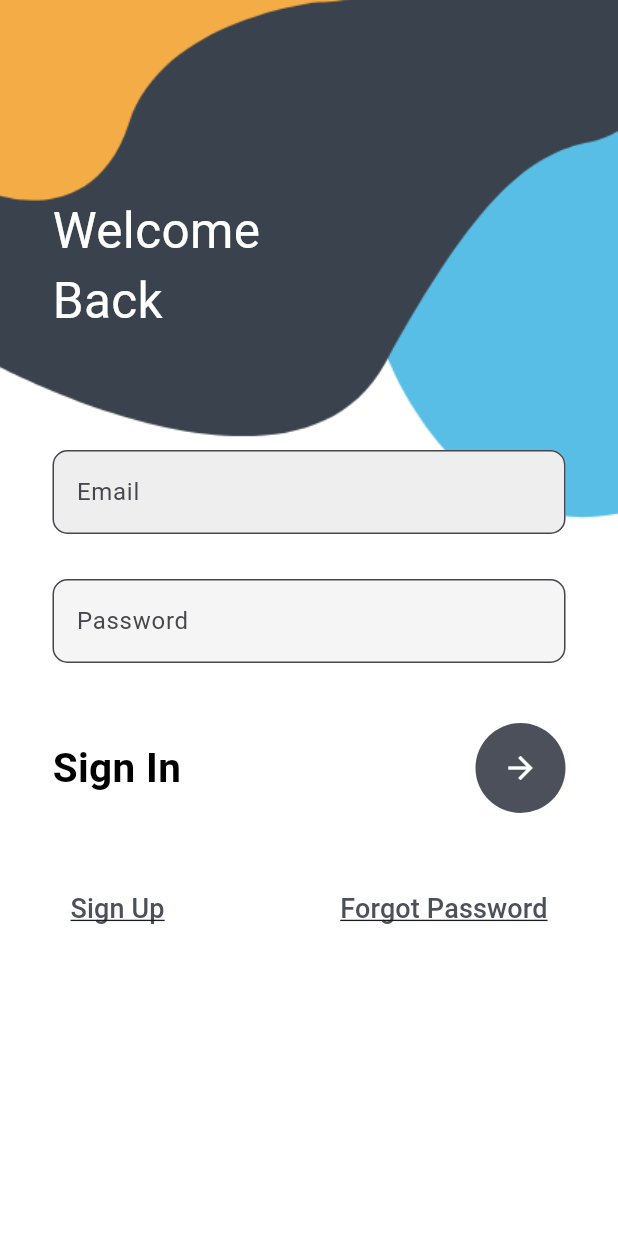
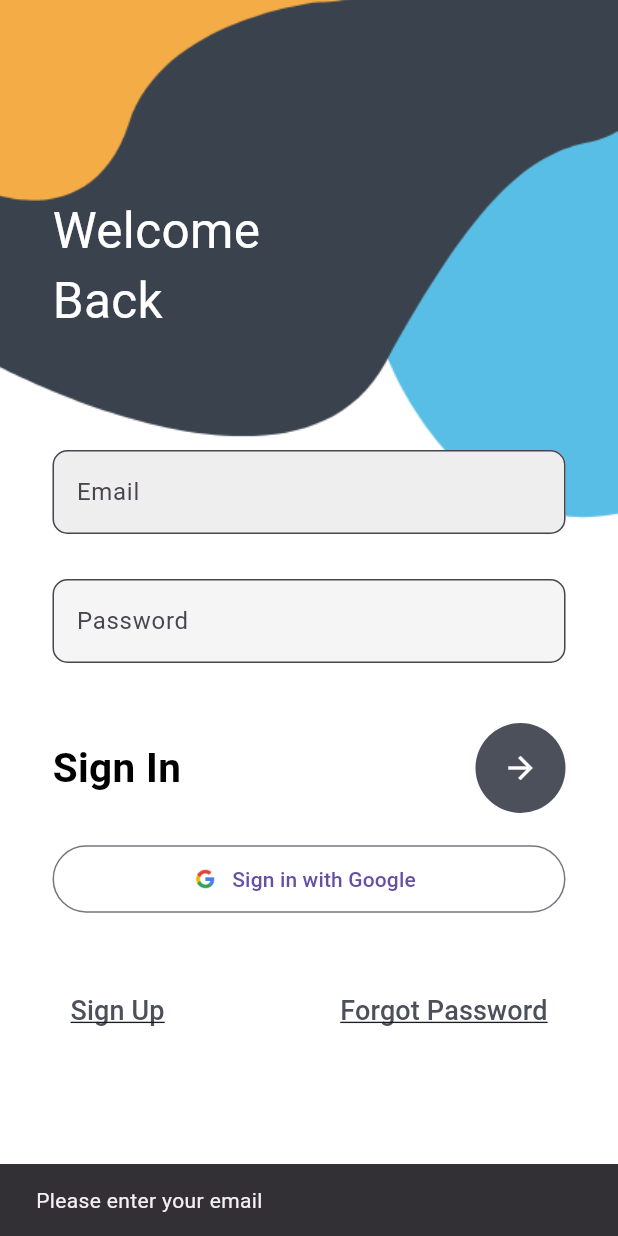
Before and after one commit to UtkristaPokharel/Login_signup, a Flutter app: the screen it shows after launch, after a tap on the "arrow forward" icon, on a phone screen of 412 x 824 dp. Run offline on Flutter 3.47's test engine with Material 3 defaults, Android fonts, the phone set to English and light mode, and no system bars.

Commit message:
added google sign in

```diff
--- a/lib/login.dart
+++ b/lib/login.dart
@@ -8,6 +8,17 @@ class MyLogin extends StatefulWidget {
 }
 
 class _MyLoginState extends State<MyLogin> {
+  final _formKey = GlobalKey<FormState>();
+
+  final TextEditingController _emailcontroller = TextEditingController();
+  final TextEditingController _passwordController = TextEditingController();
+  @override
+  void dispose() {
+    _emailcontroller.dispose();
+    _passwordController.dispose();
+    super.dispose();
+  }
+
   @override
   Widget build(BuildContext context) {
     return Container(
@@ -30,15 +41,17 @@ class _MyLoginState extends State<MyLogin> {
             ),
             SingleChildScrollView(
               child: Center(
-
                 child: Column(
                   children: [
                     SizedBox(height: 300),
-                    Container(
+                    Form(
+                      key: _formKey,
+                      child: Container(
                         margin: EdgeInsets.only(left: 35, right: 35),
                         child: Column(
                           children: [
-                          TextField(
+                            TextFormField(
+                              controller: _emailcontroller,
                               decoration: InputDecoration(
                                 fillColor: Colors.grey.shade200,
                                 filled: true,
@@ -49,7 +62,8 @@ class _MyLoginState extends State<MyLogin> {
                               ),
                             ),
                             SizedBox(height: 30),
-                          TextField(
+                            TextFormField(
+                              controller: _passwordController,
                               obscureText: true,
                               decoration: InputDecoration(
                                 fillColor: Colors.grey.shade100,
@@ -77,11 +91,60 @@ class _MyLoginState extends State<MyLogin> {
                                   backgroundColor: Color(0xff4c505b),
                                   child: IconButton(
                                     color: Colors.white,
-                                  onPressed: () {},
+                                    onPressed: () {
+                                      final email = _emailcontroller.text
+                                          .trim();
+                                      final pass = _passwordController.text
+                                          .trim();
+
+                                      String? message;
+                                      if (email.isEmpty) {
+                                        message = 'Please enter your email';
+                                      } else if (!RegExp(
+                                        r'^[^@]+@[^@]+\.[^@]+',
+                                      ).hasMatch(email)) {
+                                        message =
+                                            'Please enter a valid email address';
+                                      } else if (pass.isEmpty) {
+                                        message = 'Please enter your password';
+                                      } else if (pass.length < 6) {
+                                        message =
+                                            'Password must be at least 6 characters long';
+                                      }
+
+                                      if (message != null) {
+                                        ScaffoldMessenger.of(
+                                          context,
+                                        ).showSnackBar(
+                                          SnackBar(content: Text(message)),
+                                        );
+                                        return;
+                                      }
+
+                                      Navigator.pushNamed(context, 'home');
+                                    },
                                     icon: Icon(Icons.arrow_forward),
                                   ),
                                 ),
                               ],
+                            ),
+                            SizedBox(height: 20),
+                              SizedBox(
+                                width: double.infinity,
+                                child: OutlinedButton.icon(
+                                  icon: Image.asset(
+                                    'assets/google_logo.png',
+                                    width: 20,
+                                    height: 45,
+                                    errorBuilder: (c, e, s) => Icon(Icons.login, size: 20),
+                                  ),
+                                  label: Text('Sign in with Google'),
+                                  onPressed: () {
+                                    ScaffoldMessenger.of(context).showSnackBar(
+                                      const SnackBar(content: Text('Google Sign-In in progress')),
+                                    );
+                                  },
+                                ),
                               ),
                             SizedBox(height: 40),
                             Row(
@@ -116,6 +179,7 @@ class _MyLoginState extends State<MyLogin> {
                           ],
                         ),
                       ),
+                    ),
                   ],
                 ),
               ),
--- a/lib/signup.dart
+++ b/lib/signup.dart
@@ -62,7 +62,6 @@ class _MysignupState extends State<Mysignup> {
                                 border: OutlineInputBorder(
                                   borderRadius: BorderRadius.circular(10),
                                 ),
-
                               ),
                             ),
                             SizedBox(height: 30),
@@ -76,7 +75,6 @@ class _MysignupState extends State<Mysignup> {
                                 border: OutlineInputBorder(
                                   borderRadius: BorderRadius.circular(10),
                                 ),
-
                               ),
                             ),
                             SizedBox(height: 30),
--- a/pubspec.yaml
+++ b/pubspec.yaml
@@ -10,6 +10,8 @@ dependencies:
   flutter:
     sdk: flutter
   cupertino_icons: ^1.0.8
+  auth_buttons: ^3.0.3
+  # google_fonts removed - using bundled local font files instead
 
 dev_dependencies:
   flutter_test:
@@ -25,3 +27,4 @@ flutter:
   assets:
     - assets/login.png
     - assets/signup.png
+    - assets/google_logo.png
```
Also changed, not shown: assets/google_logo.png (added), pubspec.lock, 7 other files. Lines whose indentation alone changed are shown as unchanged.
